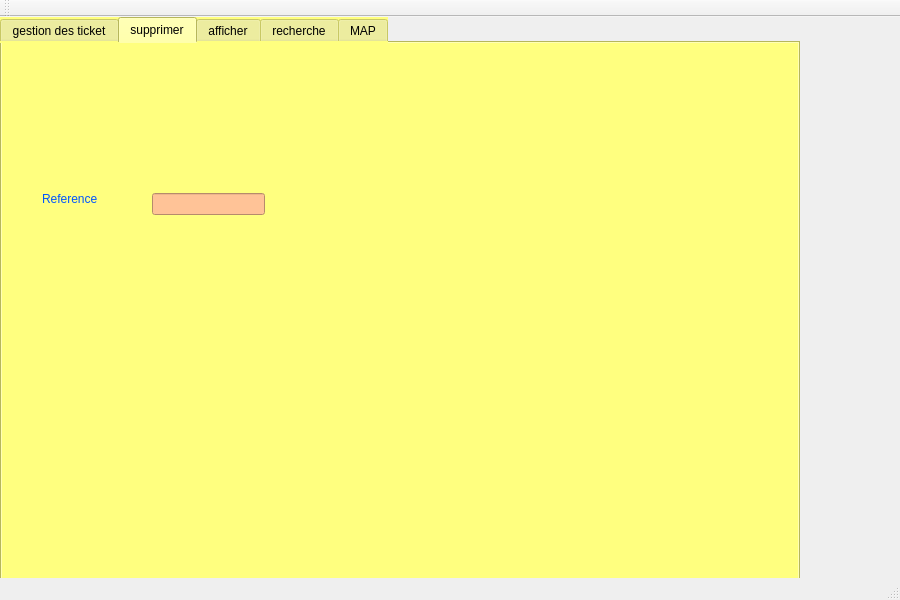
The window that mainwindow.ui (ilefsaadoui9155/Smart_station_2A16) describes before a commit, drawn with Qt 5.
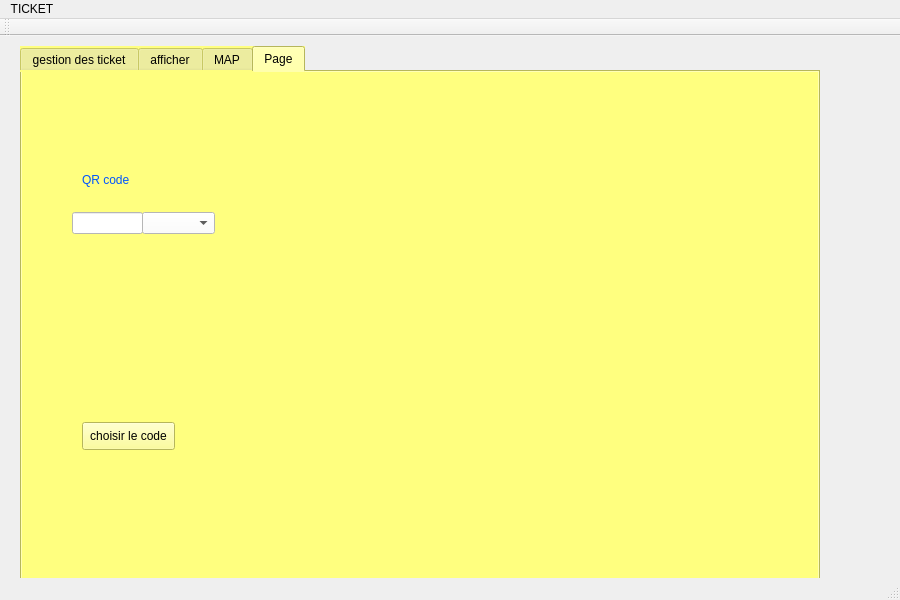
The same window after the commit. The open tabs and pages were chosen to show the change. Icons and pictures are not drawn.

Diff of the .ui file:
```diff
--- a/mainwindow.ui
+++ b/mainwindow.ui
@@ -17,8 +17,8 @@
    <widget class="QTabWidget" name="supprimer">
     <property name="geometry">
      <rect>
-      <x>0</x>
-      <y>0</y>
+      <x>20</x>
+      <y>10</y>
       <width>800</width>
       <height>600</height>
      </rect>
@@ -358,41 +358,7 @@
      <zorder>le_arrive_2</zorder>
      <zorder>comboBox</zorder>
      <zorder>qb_supprimer</zorder>
-    </widget>
-    <widget class="QWidget" name="tab_2">
-     <attribute name="title">
-      <string>supprimer</string>
-     </attribute>
-     <widget class="QLabel" name="label_17">
-      <property name="geometry">
-       <rect>
-        <x>40</x>
-        <y>140</y>
-        <width>91</width>
-        <height>31</height>
-       </rect>
-      </property>
-      <property name="styleSheet">
-       <string notr="true">color: rgb(0, 85, 255);
-font: 75 11pt &quot;MS Shell Dlg 2&quot;;</string>
-      </property>
-      <property name="text">
-       <string>Reference</string>
-      </property>
-     </widget>
-     <widget class="QLineEdit" name="le_supprimer">
-      <property name="geometry">
-       <rect>
-        <x>150</x>
-        <y>150</y>
-        <width>113</width>
-        <height>22</height>
-       </rect>
-      </property>
-      <property name="styleSheet">
-       <string notr="true">background-color: rgb(255, 195, 151);</string>
-      </property>
-     </widget>
+     <zorder>le_revenu1</zorder>
     </widget>
     <widget class="QWidget" name="tab">
      <attribute name="title">
@@ -467,21 +433,6 @@
       </property>
      </widget>
     </widget>
-    <widget class="QWidget" name="Tab2_2">
-     <attribute name="title">
-      <string>recherche</string>
-     </attribute>
-     <widget class="QTableView" name="tab_recherche">
-      <property name="geometry">
-       <rect>
-        <x>105</x>
-        <y>71</y>
-        <width>661</width>
-        <height>421</height>
-       </rect>
-      </property>
-     </widget>
-    </widget>
     <widget class="QWidget" name="tab_4">
      <attribute name="title">
       <string>MAP</string>
@@ -526,7 +477,82 @@
 font: 75 11pt &quot;MS Shell Dlg 2&quot;;</string>
       </property>
       <property name="text">
-       <string>Reference</string>
+       <string>Point de depart</string>
+      </property>
+     </widget>
+    </widget>
+    <widget class="QWidget" name="tab_2">
+     <attribute name="title">
+      <string>Page</string>
+     </attribute>
+     <widget class="QLabel" name="label_6">
+      <property name="geometry">
+       <rect>
+        <x>60</x>
+        <y>100</y>
+        <width>91</width>
+        <height>16</height>
+       </rect>
+      </property>
+      <property name="styleSheet">
+       <string notr="true">color: rgb(0, 85, 255);
+font: 75 11pt &quot;MS Shell Dlg 2&quot;;
+</string>
+      </property>
+      <property name="text">
+       <string>QR code</string>
+      </property>
+     </widget>
+     <widget class="QLineEdit" name="le_QR">
+      <property name="geometry">
+       <rect>
+        <x>50</x>
+        <y>140</y>
+        <width>71</width>
+        <height>22</height>
+       </rect>
+      </property>
+      <property name="styleSheet">
+       <string notr="true">background-color: rgb(255, 255, 255);</string>
+      </property>
+     </widget>
+     <widget class="QPushButton" name="QR_code">
+      <property name="geometry">
+       <rect>
+        <x>60</x>
+        <y>350</y>
+        <width>93</width>
+        <height>28</height>
+       </rect>
+      </property>
+      <property name="text">
+       <string>choisir le code</string>
+      </property>
+     </widget>
+     <widget class="QLabel" name="label_pic_2">
+      <property name="geometry">
+       <rect>
+        <x>230</x>
+        <y>10</y>
+        <width>541</width>
+        <height>461</height>
+       </rect>
+      </property>
+      <property name="text">
+       <string/>
+      </property>
+     </widget>
+     <widget class="QComboBox" name="comboBox_2">
+      <property name="geometry">
+       <rect>
+        <x>120</x>
+        <y>140</y>
+        <width>73</width>
+        <height>22</height>
+       </rect>
+      </property>
+      <property name="styleSheet">
+       <string notr="true">background-color: rgb(255, 255, 255);</string>
       </property>
      </widget>
     </widget>
@@ -541,6 +567,12 @@
      <height>26</height>
     </rect>
    </property>
+   <widget class="QMenu" name="menuTICKET">
+    <property name="title">
+     <string>TICKET</string>
+    </property>
+   </widget>
+   <addaction name="menuTICKET"/>
   </widget>
   <widget class="QToolBar" name="mainToolBar">
    <attribute name="toolBarArea">
```
Left out of the diff: 97 changed lines with no effect on the pictures.
